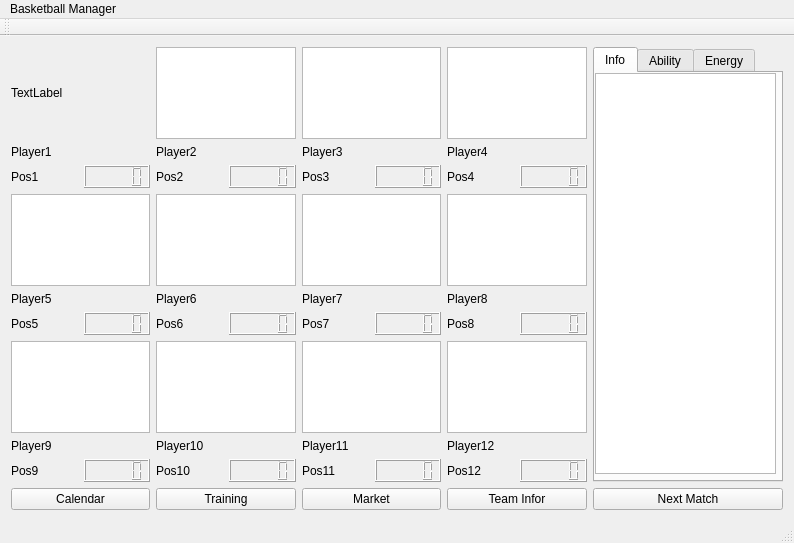
First picture: the form in BTM_Qt/mainwindow.ui, repository skandermoalla/CSE201-Top5, before the edit.
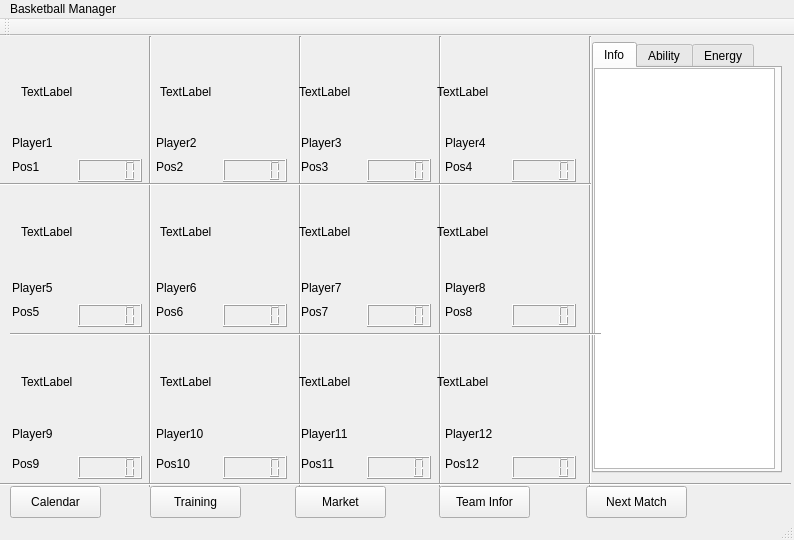
Second picture: the form after the edit.

Diff of the .ui file:
```diff
--- a/BTM_Qt/mainwindow.ui
+++ b/BTM_Qt/mainwindow.ui
@@ -7,188 +7,359 @@
     <x>0</x>
     <y>0</y>
     <width>794</width>
-    <height>543</height>
+    <height>540</height>
    </rect>
   </property>
   <property name="windowTitle">
    <string>MainWindow</string>
   </property>
   <widget class="QWidget" name="centralWidget">
-   <layout class="QGridLayout" name="gridLayout">
-    <item row="12" column="6" colspan="2">
      <widget class="QPushButton" name="pushButton_4">
+    <property name="geometry">
+     <rect>
+      <x>439</x>
+      <y>450</y>
+      <width>91</width>
+      <height>32</height>
+     </rect>
+    </property>
       <property name="text">
        <string>Team Infor</string>
       </property>
      </widget>
-    </item>
-    <item row="12" column="8">
      <widget class="QPushButton" name="pushButton_5">
+    <property name="geometry">
+     <rect>
+      <x>586</x>
+      <y>450</y>
+      <width>101</width>
+      <height>32</height>
+     </rect>
+    </property>
       <property name="text">
        <string>Next Match</string>
       </property>
      </widget>
-    </item>
-    <item row="12" column="4" colspan="2">
      <widget class="QPushButton" name="pushButton_2">
+    <property name="geometry">
+     <rect>
+      <x>295</x>
+      <y>450</y>
+      <width>91</width>
+      <height>32</height>
+     </rect>
+    </property>
       <property name="text">
        <string>Market</string>
       </property>
      </widget>
-    </item>
-    <item row="9" column="3">
-     <widget class="QLCDNumber" name="lcdNumber_10"/>
-    </item>
-    <item row="9" column="1">
-     <widget class="QLCDNumber" name="lcdNumber_9"/>
-    </item>
-    <item row="9" column="2">
+   <widget class="QLCDNumber" name="lcdNumber_10">
+    <property name="geometry">
+     <rect>
+      <x>223</x>
+      <y>420</y>
+      <width>64</width>
+      <height>23</height>
+     </rect>
+    </property>
+   </widget>
+   <widget class="QLCDNumber" name="lcdNumber_9">
+    <property name="geometry">
+     <rect>
+      <x>78</x>
+      <y>420</y>
+      <width>64</width>
+      <height>23</height>
+     </rect>
+    </property>
+   </widget>
      <widget class="QLabel" name="label_10p">
+    <property name="geometry">
+     <rect>
+      <x>156</x>
+      <y>420</y>
+      <width>37</width>
+      <height>16</height>
+     </rect>
+    </property>
       <property name="text">
        <string>Pos10</string>
       </property>
      </widget>
-    </item>
-    <item row="9" column="5">
-     <widget class="QLCDNumber" name="lcdNumber_11"/>
-    </item>
-    <item row="12" column="0" colspan="2">
+   <widget class="QLCDNumber" name="lcdNumber_11">
+    <property name="geometry">
+     <rect>
+      <x>367</x>
+      <y>420</y>
+      <width>64</width>
+      <height>23</height>
+     </rect>
+    </property>
+   </widget>
      <widget class="QPushButton" name="pushButton">
+    <property name="geometry">
+     <rect>
+      <x>10</x>
+      <y>450</y>
+      <width>91</width>
+      <height>32</height>
+     </rect>
+    </property>
       <property name="text">
        <string>Calendar</string>
       </property>
      </widget>
-    </item>
-    <item row="12" column="2" colspan="2">
      <widget class="QPushButton" name="pushButton_3">
+    <property name="geometry">
+     <rect>
+      <x>150</x>
+      <y>450</y>
+      <width>91</width>
+      <height>32</height>
+     </rect>
+    </property>
       <property name="text">
        <string>Training</string>
       </property>
      </widget>
-    </item>
-    <item row="9" column="4">
      <widget class="QLabel" name="label_11p">
+    <property name="geometry">
+     <rect>
+      <x>301</x>
+      <y>420</y>
+      <width>35</width>
+      <height>16</height>
+     </rect>
+    </property>
       <property name="text">
        <string>Pos11</string>
       </property>
      </widget>
-    </item>
-    <item row="9" column="7">
-     <widget class="QLCDNumber" name="lcdNumber_12"/>
-    </item>
-    <item row="9" column="6">
+   <widget class="QLCDNumber" name="lcdNumber_12">
+    <property name="geometry">
+     <rect>
+      <x>512</x>
+      <y>420</y>
+      <width>64</width>
+      <height>23</height>
+     </rect>
+    </property>
+   </widget>
      <widget class="QLabel" name="label_12p">
+    <property name="geometry">
+     <rect>
+      <x>445</x>
+      <y>420</y>
+      <width>37</width>
+      <height>16</height>
+     </rect>
+    </property>
       <property name="text">
        <string>Pos12</string>
       </property>
      </widget>
-    </item>
-    <item row="4" column="6" colspan="2">
-     <widget class="QGraphicsView" name="graphicsView_10"/>
-    </item>
-    <item row="1" column="6" colspan="2">
-     <widget class="QGraphicsView" name="graphicsView_4"/>
-    </item>
-    <item row="3" column="6">
      <widget class="QLabel" name="label_4p">
+    <property name="geometry">
+     <rect>
+      <x>445</x>
+      <y>123</y>
+      <width>31</width>
+      <height>16</height>
+     </rect>
+    </property>
       <property name="text">
        <string>Pos4</string>
       </property>
      </widget>
-    </item>
-    <item row="6" column="2">
      <widget class="QLabel" name="label_6p">
+    <property name="geometry">
+     <rect>
+      <x>156</x>
+      <y>268</y>
+      <width>31</width>
+      <height>16</height>
+     </rect>
+    </property>
       <property name="text">
        <string>Pos6</string>
       </property>
      </widget>
-    </item>
-    <item row="3" column="2">
      <widget class="QLabel" name="label_2p">
+    <property name="geometry">
+     <rect>
+      <x>156</x>
+      <y>123</y>
+      <width>31</width>
+      <height>16</height>
+     </rect>
+    </property>
       <property name="text">
        <string>Pos2</string>
       </property>
      </widget>
-    </item>
-    <item row="1" column="4" colspan="2">
-     <widget class="QGraphicsView" name="graphicsView_3"/>
-    </item>
-    <item row="3" column="0">
      <widget class="QLabel" name="labelp">
+    <property name="geometry">
+     <rect>
+      <x>12</x>
+      <y>123</y>
+      <width>29</width>
+      <height>16</height>
+     </rect>
+    </property>
       <property name="text">
        <string>Pos1</string>
       </property>
      </widget>
-    </item>
-    <item row="6" column="5">
-     <widget class="QLCDNumber" name="lcdNumber_7"/>
-    </item>
-    <item row="5" column="2" colspan="2">
+   <widget class="QLCDNumber" name="lcdNumber_7">
+    <property name="geometry">
+     <rect>
+      <x>367</x>
+      <y>268</y>
+      <width>64</width>
+      <height>23</height>
+     </rect>
+    </property>
+   </widget>
      <widget class="QLabel" name="label_6">
+    <property name="geometry">
+     <rect>
+      <x>156</x>
+      <y>244</y>
+      <width>131</width>
+      <height>16</height>
+     </rect>
+    </property>
       <property name="text">
        <string>Player6</string>
       </property>
      </widget>
-    </item>
-    <item row="3" column="5">
-     <widget class="QLCDNumber" name="lcdNumber_3"/>
-    </item>
-    <item row="3" column="3">
-     <widget class="QLCDNumber" name="lcdNumber_2"/>
-    </item>
-    <item row="3" column="4">
+   <widget class="QLCDNumber" name="lcdNumber_3">
+    <property name="geometry">
+     <rect>
+      <x>367</x>
+      <y>123</y>
+      <width>64</width>
+      <height>23</height>
+     </rect>
+    </property>
+   </widget>
+   <widget class="QLCDNumber" name="lcdNumber_2">
+    <property name="geometry">
+     <rect>
+      <x>223</x>
+      <y>123</y>
+      <width>64</width>
+      <height>23</height>
+     </rect>
+    </property>
+   </widget>
      <widget class="QLabel" name="label_3p">
+    <property name="geometry">
+     <rect>
+      <x>301</x>
+      <y>123</y>
+      <width>31</width>
+      <height>16</height>
+     </rect>
+    </property>
       <property name="text">
        <string>Pos3</string>
       </property>
      </widget>
-    </item>
-    <item row="7" column="4" colspan="2">
-     <widget class="QGraphicsView" name="graphicsView_11"/>
-    </item>
-    <item row="2" column="0" colspan="2">
      <widget class="QLabel" name="label">
+    <property name="geometry">
+     <rect>
+      <x>12</x>
+      <y>99</y>
+      <width>131</width>
+      <height>16</height>
+     </rect>
+    </property>
       <property name="text">
        <string>Player1</string>
       </property>
      </widget>
-    </item>
-    <item row="8" column="0" colspan="2">
      <widget class="QLabel" name="label_9">
+    <property name="geometry">
+     <rect>
+      <x>12</x>
+      <y>390</y>
+      <width>131</width>
+      <height>16</height>
+     </rect>
+    </property>
       <property name="text">
        <string>Player9</string>
       </property>
      </widget>
-    </item>
-    <item row="8" column="4" colspan="2">
      <widget class="QLabel" name="label_11">
+    <property name="geometry">
+     <rect>
+      <x>301</x>
+      <y>390</y>
+      <width>131</width>
+      <height>16</height>
+     </rect>
+    </property>
       <property name="text">
        <string>Player11</string>
       </property>
      </widget>
-    </item>
-    <item row="6" column="3">
-     <widget class="QLCDNumber" name="lcdNumber_6"/>
-    </item>
-    <item row="6" column="0">
+   <widget class="QLCDNumber" name="lcdNumber_6">
+    <property name="geometry">
+     <rect>
+      <x>223</x>
+      <y>268</y>
+      <width>64</width>
+      <height>23</height>
+     </rect>
+    </property>
+   </widget>
      <widget class="QLabel" name="label_5p">
+    <property name="geometry">
+     <rect>
+      <x>12</x>
+      <y>268</y>
+      <width>31</width>
+      <height>16</height>
+     </rect>
+    </property>
       <property name="text">
        <string>Pos5</string>
       </property>
      </widget>
-    </item>
-    <item row="2" column="4" colspan="2">
      <widget class="QLabel" name="label_3">
+    <property name="geometry">
+     <rect>
+      <x>301</x>
+      <y>99</y>
+      <width>121</width>
+      <height>16</height>
+     </rect>
+    </property>
       <property name="text">
        <string>Player3</string>
       </property>
      </widget>
-    </item>
-    <item row="6" column="1">
-     <widget class="QLCDNumber" name="lcdNumber_5"/>
-    </item>
-    <item row="3" column="1">
+   <widget class="QLCDNumber" name="lcdNumber_5">
+    <property name="geometry">
+     <rect>
+      <x>78</x>
+      <y>268</y>
+      <width>64</width>
+      <height>23</height>
+     </rect>
+    </property>
+   </widget>
      <widget class="QLCDNumber" name="lcdNumber">
+    <property name="geometry">
+     <rect>
+      <x>78</x>
+      <y>123</y>
+      <width>64</width>
+      <height>23</height>
+     </rect>
+    </property>
       <property name="maximumSize">
        <size>
         <width>16777215</width>
@@ -196,106 +367,165 @@
        </size>
       </property>
      </widget>
-    </item>
-    <item row="5" column="4" colspan="2">
      <widget class="QLabel" name="label_7">
+    <property name="geometry">
+     <rect>
+      <x>301</x>
+      <y>244</y>
+      <width>131</width>
+      <height>16</height>
+     </rect>
+    </property>
       <property name="text">
        <string>Player7</string>
       </property>
      </widget>
-    </item>
-    <item row="8" column="6" colspan="2">
      <widget class="QLabel" name="label_12">
+    <property name="geometry">
+     <rect>
+      <x>445</x>
+      <y>390</y>
+      <width>131</width>
+      <height>16</height>
+     </rect>
+    </property>
       <property name="text">
        <string>Player12</string>
       </property>
      </widget>
-    </item>
-    <item row="4" column="0" colspan="2">
-     <widget class="QGraphicsView" name="graphicsView_5"/>
-    </item>
-    <item row="7" column="0" colspan="2">
-     <widget class="QGraphicsView" name="graphicsView_6"/>
-    </item>
-    <item row="2" column="2" colspan="2">
      <widget class="QLabel" name="label_2">
+    <property name="geometry">
+     <rect>
+      <x>156</x>
+      <y>99</y>
+      <width>131</width>
+      <height>16</height>
+     </rect>
+    </property>
       <property name="text">
        <string>Player2</string>
       </property>
      </widget>
-    </item>
-    <item row="7" column="6" colspan="2">
-     <widget class="QGraphicsView" name="graphicsView_12"/>
-    </item>
-    <item row="7" column="2" colspan="2">
-     <widget class="QGraphicsView" name="graphicsView_8"/>
-    </item>
-    <item row="4" column="2" colspan="2">
-     <widget class="QGraphicsView" name="graphicsView_7"/>
-    </item>
-    <item row="6" column="4">
      <widget class="QLabel" name="label_7p">
+    <property name="geometry">
+     <rect>
+      <x>301</x>
+      <y>268</y>
+      <width>30</width>
+      <height>16</height>
+     </rect>
+    </property>
       <property name="text">
        <string>Pos7</string>
       </property>
      </widget>
-    </item>
-    <item row="6" column="6">
      <widget class="QLabel" name="label_8p">
+    <property name="geometry">
+     <rect>
+      <x>445</x>
+      <y>268</y>
+      <width>31</width>
+      <height>16</height>
+     </rect>
+    </property>
       <property name="text">
        <string>Pos8</string>
       </property>
      </widget>
-    </item>
-    <item row="4" column="4" colspan="2">
-     <widget class="QGraphicsView" name="graphicsView_9"/>
-    </item>
-    <item row="8" column="2" colspan="2">
      <widget class="QLabel" name="label_10">
+    <property name="geometry">
+     <rect>
+      <x>156</x>
+      <y>390</y>
+      <width>131</width>
+      <height>16</height>
+     </rect>
+    </property>
       <property name="text">
        <string>Player10</string>
       </property>
      </widget>
-    </item>
-    <item row="5" column="0" colspan="2">
      <widget class="QLabel" name="label_5">
+    <property name="geometry">
+     <rect>
+      <x>12</x>
+      <y>244</y>
+      <width>131</width>
+      <height>16</height>
+     </rect>
+    </property>
       <property name="text">
        <string>Player5</string>
       </property>
      </widget>
-    </item>
-    <item row="5" column="6" colspan="2">
      <widget class="QLabel" name="label_8">
+    <property name="geometry">
+     <rect>
+      <x>445</x>
+      <y>244</y>
+      <width>131</width>
+      <height>16</height>
+     </rect>
+    </property>
       <property name="text">
        <string>Player8</string>
       </property>
      </widget>
-    </item>
-    <item row="1" column="2" colspan="2">
-     <widget class="QGraphicsView" name="graphicsView_2"/>
-    </item>
-    <item row="6" column="7">
-     <widget class="QLCDNumber" name="lcdNumber_8"/>
-    </item>
-    <item row="9" column="0">
+   <widget class="QLCDNumber" name="lcdNumber_8">
+    <property name="geometry">
+     <rect>
+      <x>512</x>
+      <y>268</y>
+      <width>64</width>
+      <height>23</height>
+     </rect>
+    </property>
+   </widget>
      <widget class="QLabel" name="label_9p">
+    <property name="geometry">
+     <rect>
+      <x>12</x>
+      <y>420</y>
+      <width>31</width>
+      <height>16</height>
+     </rect>
+    </property>
       <property name="text">
        <string>Pos9</string>
       </property>
      </widget>
-    </item>
-    <item row="3" column="7">
-     <widget class="QLCDNumber" name="lcdNumber_4"/>
-    </item>
-    <item row="2" column="6" colspan="2">
+   <widget class="QLCDNumber" name="lcdNumber_4">
+    <property name="geometry">
+     <rect>
+      <x>512</x>
+      <y>123</y>
+      <width>64</width>
+      <height>23</height>
+     </rect>
+    </property>
+   </widget>
      <widget class="QLabel" name="label_4">
+    <property name="geometry">
+     <rect>
+      <x>445</x>
+      <y>99</y>
+      <width>131</width>
+      <height>16</height>
+     </rect>
+    </property>
       <property name="text">
        <string>Player4</string>
       </property>
      </widget>
-    </item>
-    <item row="1" column="8" rowspan="9">
      <widget class="QTabWidget" name="tabWidget">
+    <property name="geometry">
+     <rect>
+      <x>592</x>
+      <y>6</y>
+      <width>190</width>
+      <height>431</height>
+     </rect>
+    </property>
       <property name="minimumSize">
        <size>
         <width>190</width>
@@ -351,15 +581,217 @@
        </widget>
       </widget>
      </widget>
-    </item>
-    <item row="1" column="0" colspan="2">
+   <widget class="Line" name="line">
+    <property name="geometry">
+     <rect>
+      <x>140</x>
+      <y>0</y>
+      <width>20</width>
+      <height>451</height>
+     </rect>
+    </property>
+    <property name="orientation">
+     <enum>Qt::Vertical</enum>
+    </property>
+   </widget>
+   <widget class="Line" name="line_2">
+    <property name="geometry">
+     <rect>
+      <x>290</x>
+      <y>0</y>
+      <width>20</width>
+      <height>451</height>
+     </rect>
+    </property>
+    <property name="orientation">
+     <enum>Qt::Vertical</enum>
+    </property>
+   </widget>
+   <widget class="Line" name="line_3">
+    <property name="geometry">
+     <rect>
+      <x>430</x>
+      <y>0</y>
+      <width>20</width>
+      <height>451</height>
+     </rect>
+    </property>
+    <property name="orientation">
+     <enum>Qt::Vertical</enum>
+    </property>
+   </widget>
+   <widget class="Line" name="line_4">
+    <property name="geometry">
+     <rect>
+      <x>580</x>
+      <y>0</y>
+      <width>20</width>
+      <height>451</height>
+     </rect>
+    </property>
+    <property name="orientation">
+     <enum>Qt::Vertical</enum>
+    </property>
+   </widget>
+   <widget class="Line" name="line_5">
+    <property name="geometry">
+     <rect>
+      <x>0</x>
+      <y>440</y>
+      <width>791</width>
+      <height>16</height>
+     </rect>
+    </property>
+    <property name="orientation">
+     <enum>Qt::Horizontal</enum>
+    </property>
+   </widget>
+   <widget class="Line" name="line_6">
+    <property name="geometry">
+     <rect>
+      <x>10</x>
+      <y>290</y>
+      <width>591</width>
+      <height>16</height>
+     </rect>
+    </property>
+    <property name="orientation">
+     <enum>Qt::Horizontal</enum>
+    </property>
+   </widget>
+   <widget class="Line" name="line_7">
+    <property name="geometry">
+     <rect>
+      <x>0</x>
+      <y>140</y>
+      <width>591</width>
+      <height>16</height>
+     </rect>
+    </property>
+    <property name="orientation">
+     <enum>Qt::Horizontal</enum>
+    </property>
+   </widget>
+   <widget class="QWidget" name="">
+    <property name="geometry">
+     <rect>
+      <x>10</x>
+      <y>150</y>
+      <width>571</width>
+      <height>91</height>
+     </rect>
+    </property>
+    <layout class="QHBoxLayout" name="horizontalLayout">
+     <item>
+      <widget class="QLabel" name="image_5">
+       <property name="text">
+        <string>TextLabel</string>
+       </property>
+      </widget>
+     </item>
+     <item>
+      <widget class="QLabel" name="image_6">
+       <property name="text">
+        <string>TextLabel</string>
+       </property>
+      </widget>
+     </item>
+     <item>
+      <widget class="QLabel" name="image_7">
+       <property name="text">
+        <string>TextLabel</string>
+       </property>
+      </widget>
+     </item>
+     <item>
+      <widget class="QLabel" name="image_8">
+       <property name="text">
+        <string>TextLabel</string>
+       </property>
+      </widget>
+     </item>
+    </layout>
+   </widget>
+   <widget class="QWidget" name="">
+    <property name="geometry">
+     <rect>
+      <x>10</x>
+      <y>10</y>
+      <width>571</width>
+      <height>91</height>
+     </rect>
+    </property>
+    <layout class="QHBoxLayout" name="horizontalLayout_2">
+     <item>
      <widget class="QLabel" name="image_1">
       <property name="text">
        <string>TextLabel</string>
       </property>
      </widget>
     </item>
-   </layout>
+     <item>
+      <widget class="QLabel" name="image_2">
+       <property name="text">
+        <string>TextLabel</string>
+       </property>
+      </widget>
+     </item>
+     <item>
+      <widget class="QLabel" name="image_3">
+       <property name="text">
+        <string>TextLabel</string>
+       </property>
+      </widget>
+     </item>
+     <item>
+      <widget class="QLabel" name="image_4">
+       <property name="text">
+        <string>TextLabel</string>
+       </property>
+      </widget>
+     </item>
+    </layout>
+   </widget>
+   <widget class="QWidget" name="">
+    <property name="geometry">
+     <rect>
+      <x>10</x>
+      <y>300</y>
+      <width>571</width>
+      <height>91</height>
+     </rect>
+    </property>
+    <layout class="QHBoxLayout" name="horizontalLayout_3">
+     <item>
+      <widget class="QLabel" name="image_9">
+       <property name="text">
+        <string>TextLabel</string>
+       </property>
+      </widget>
+     </item>
+     <item>
+      <widget class="QLabel" name="image_10">
+       <property name="text">
+        <string>TextLabel</string>
+       </property>
+      </widget>
+     </item>
+     <item>
+      <widget class="QLabel" name="image_11">
+       <property name="text">
+        <string>TextLabel</string>
+       </property>
+      </widget>
+     </item>
+     <item>
+      <widget class="QLabel" name="image_12">
+       <property name="text">
+        <string>TextLabel</string>
+       </property>
+      </widget>
+     </item>
+    </layout>
+   </widget>
   </widget>
   <widget class="QMenuBar" name="menuBar">
    <property name="geometry">
```
Lines whose indentation alone changed are shown as unchanged.
